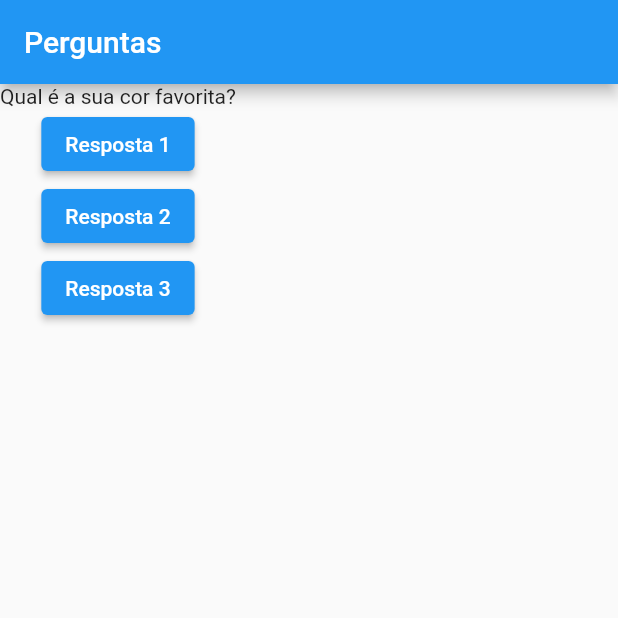
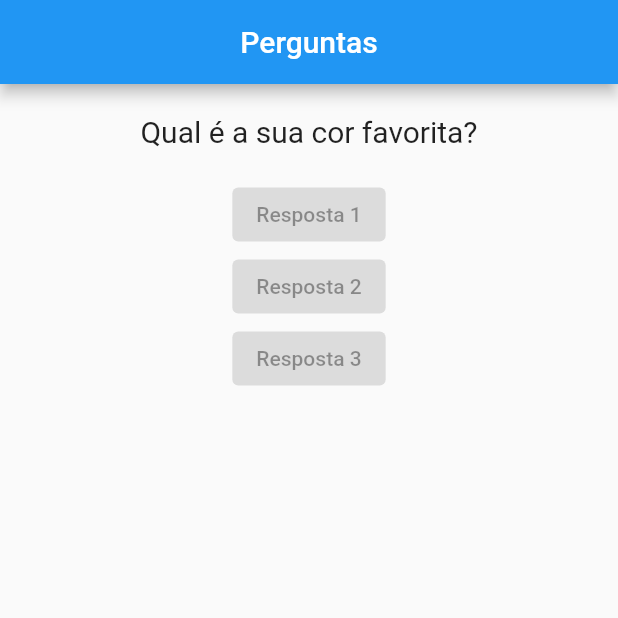
Before and after one commit to marcosvandrade/curso_flutter, a Flutter app: the screen it shows after launch, on a phone screen of 412 x 824 dp, the top half of it. Run offline on Flutter 3.47's test engine with Material 2 defaults, Android fonts, the phone set to English and light mode, and no system bars.

Commit message:
work3ago22

```diff
--- a/projeto_perguntas/lib/main.dart
+++ b/projeto_perguntas/lib/main.dart
@@ -1,4 +1,6 @@
 import 'package:flutter/material.dart';
+import './questao.dart';
+import '/resposta.dart';
 
 void main() {
   runApp(const PerguntaApp());
@@ -31,23 +33,14 @@ class _PerguntaAppState extends State<PerguntaApp> {
     return MaterialApp(
       home: Scaffold(
         appBar: AppBar(
-          title: const Text('Perguntas'),
+          title: Center(child: const Text('Perguntas')),
         ),
         body: Column(
           children: [
-            Text(perguntas[_perguntaSelecionada]),
-            ElevatedButton(
-              child: const Text('Resposta 1'),
-              onPressed: _responder,
-            ),
-            ElevatedButton(
-              child: const Text('Resposta 2'),
-              onPressed: _responder,
-            ),
-            ElevatedButton(
-              child: const Text('Resposta 3'),
-              onPressed: _responder,
-            ),
+            Questao(perguntas[_perguntaSelecionada]),
+            Resposta('Resposta 1'),
+            Resposta('Resposta 2'),
+            Resposta('Resposta 3'),
           ],
         ),
       ),
--- /dev/null
+++ b/projeto_perguntas/lib/questao.dart
@@ -0,0 +1,21 @@
+import 'package:flutter/material.dart';
+import './resposta.dart';
+
+class Questao extends StatelessWidget {
+  final String texto;
+
+  const Questao(this.texto, {Key? key}) : super(key: key);
+
+  @override
+  Widget build(BuildContext context) {
+    return Container(
+      width: double.infinity,
+      margin: const EdgeInsets.all(20),
+      child: Text(
+        texto,
+        style: const TextStyle(fontSize: 20),
+        textAlign: TextAlign.center,
+      ),
+    );
+  }
+}
--- /dev/null
+++ b/projeto_perguntas/lib/resposta.dart
@@ -0,0 +1,15 @@
+import 'package:flutter/material.dart';
+
+class Resposta extends StatelessWidget {
+  final String texto;
+
+  const Resposta(this.texto, {Key? key}) : super(key: key);
+
+  @override
+  Widget build(BuildContext context) {
+    return ElevatedButton(
+      child: Text(texto),
+      onPressed: null,
+    );
+  }
+}
```
